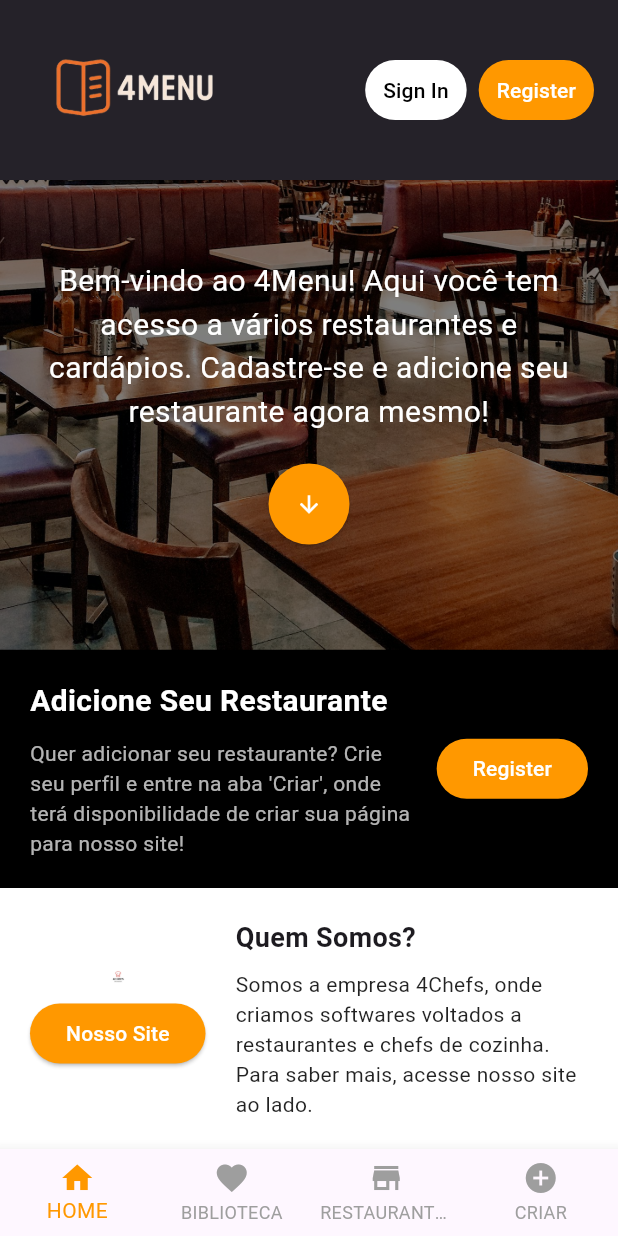
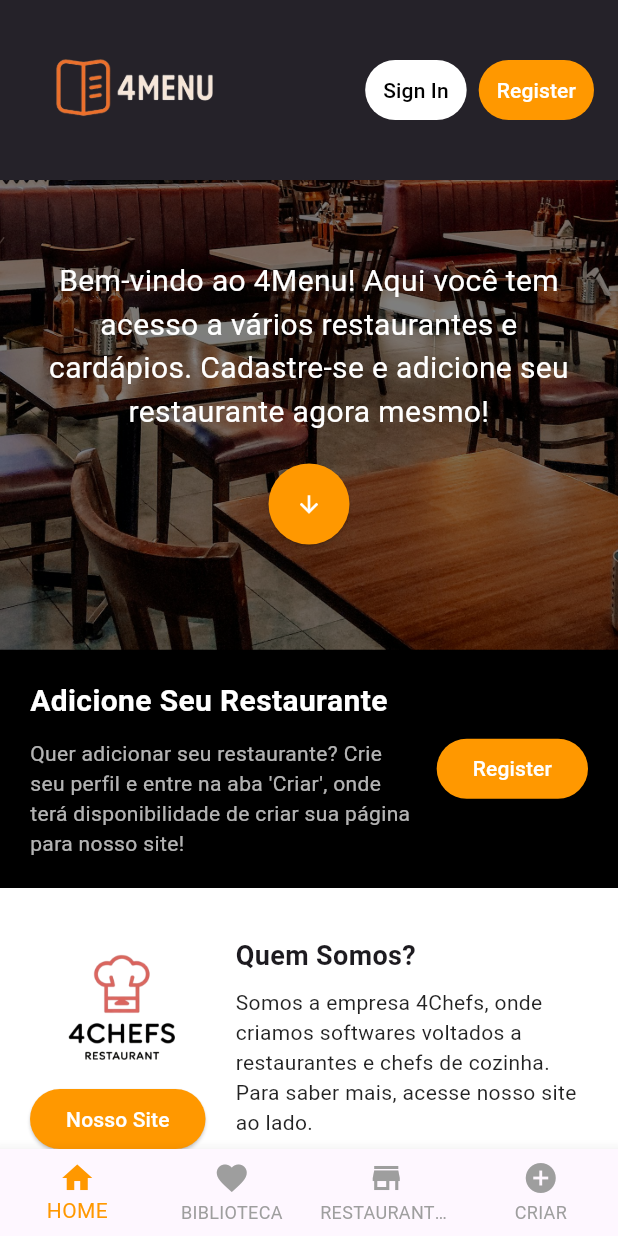
Before and after one commit to MauricioReisdoefer/4menu, a Flutter app: the screen it shows after launch, scrolled down 337 dp, on a phone screen of 412 x 824 dp. Run offline on Flutter 3.47's test engine with Material 3 defaults, Android fonts, the phone set to English and light mode, and no system bars; our stand-ins replace flutter_colorpicker.

Commit message:
feat: mudar o layout

```diff
--- a/lib/screens/home.dart
+++ b/lib/screens/home.dart
@@ -1,4 +1,5 @@
 import 'package:flutter/material.dart';
+import 'cardapio.dart'; // 👉 importa tua página de cardápio
 
 class Home extends StatefulWidget {
   @override
@@ -22,7 +23,7 @@ class _HomeState extends State<Home> {
               backgroundColor: Colors.white,
             ),
           ),
-          SizedBox(width: 8),
+          const SizedBox(width: 8),
           TextButton(
             onPressed: () {},
             child: Text("Register"),
@@ -31,7 +32,7 @@ class _HomeState extends State<Home> {
               backgroundColor: Colors.orange,
             ),
           ),
-          SizedBox(width: 16),
+          const SizedBox(width: 16),
         ],
       ),
 
@@ -56,18 +57,18 @@ class _HomeState extends State<Home> {
                         child: Text(
                           "Bem-vindo ao 4Menu! Aqui você tem acesso a vários restaurantes e cardápios. Cadastre-se e adicione seu restaurante agora mesmo!",
                           textAlign: TextAlign.center,
-                          style: TextStyle(fontSize: 20, color: Colors.white),
+                          style: const TextStyle(fontSize: 20, color: Colors.white),
                         ),
                       ),
-                      SizedBox(height: 20),
+                      const SizedBox(height: 20),
                       ElevatedButton(
                         onPressed: () {},
                         style: ElevatedButton.styleFrom(
-                          shape: CircleBorder(),
+                          shape: const CircleBorder(),
                           backgroundColor: Colors.orange,
-                          padding: EdgeInsets.all(18),
+                          padding: const EdgeInsets.all(18),
                         ),
-                        child: Icon(Icons.arrow_downward, color: Colors.white),
+                        child: const Icon(Icons.arrow_downward, color: Colors.white),
                       ),
                     ],
                   ),
@@ -79,14 +80,14 @@ class _HomeState extends State<Home> {
           // 🔹 Adicione Seu Restaurante
           Container(
             color: Colors.black,
-            padding: EdgeInsets.all(20),
+            padding: const EdgeInsets.all(20),
             child: Row(
               mainAxisAlignment: MainAxisAlignment.spaceBetween,
               children: [
                 Expanded(
                   child: Column(
                     crossAxisAlignment: CrossAxisAlignment.start,
-                    children: [
+                    children: const [
                       Text(
                         "Adicione Seu Restaurante",
                         style: TextStyle(
@@ -103,14 +104,14 @@ class _HomeState extends State<Home> {
                     ],
                   ),
                 ),
-                SizedBox(width: 10),
+                const SizedBox(width: 10),
                 ElevatedButton(
                   onPressed: () {},
                   style: ElevatedButton.styleFrom(
                     backgroundColor: Colors.orange,
                     foregroundColor: Colors.white,
                   ),
-                  child: Text("Register"),
+                  child: const Text("Register"),
                 ),
               ],
             ),
@@ -119,33 +120,30 @@ class _HomeState extends State<Home> {
           // 🔹 Quem Somos
           Container(
             color: Colors.white,
-            padding: EdgeInsets.all(20),
+            padding: const EdgeInsets.all(20),
             child: Row(
               children: [
                 Column(
                   children: [
-                    Container(
-                      child: Image.asset(
-                        'assets/images/4chefs.png', // não esquece da extensão .png
-                        width: 10, // 🔹 Ajuste a largura
-                        height: 10, // 🔹 Ajuste a altura
-                        fit: BoxFit
-                            .contain, // 🔹 Garante que a imagem não estique
-                      ),
+                    Image.asset(
+                      'assets/images/4chefs.png',
+                      width: 100,
+                      height: 100,
+                      fit: BoxFit.contain,
                     ),
-                    SizedBox(height: 10),
+                    const SizedBox(height: 10),
                     ElevatedButton(
                       onPressed: () {},
                       style: ElevatedButton.styleFrom(
                         backgroundColor: Colors.orange,
                         foregroundColor: Colors.white,
                       ),
-                      child: Text("Nosso Site"),
+                      child: const Text("Nosso Site"),
                     ),
                   ],
                 ),
-                SizedBox(width: 20),
-                Expanded(
+                const SizedBox(width: 20),
+                const Expanded(
                   child: Column(
                     crossAxisAlignment: CrossAxisAlignment.start,
                     children: [
@@ -170,21 +168,25 @@ class _HomeState extends State<Home> {
         ],
       ),
 
-      // 🔹 BottomNavigationBar (igual sua foto)
+      // 🔹 BottomNavigationBar corrigido
       bottomNavigationBar: BottomNavigationBar(
         type: BottomNavigationBarType.fixed,
         selectedItemColor: Colors.orange,
         unselectedItemColor: Colors.grey,
-        items: [
+        onTap: (index) {
+          if (index == 3) {
+            Navigator.push(
+              context,
+              MaterialPageRoute(
+                builder: (context) => CriacaoRestauranteScreen(), // 👉 tua página de cardápio
+              ),
+            );
+          }
+        },
+        items: const [
           BottomNavigationBarItem(icon: Icon(Icons.home), label: "HOME"),
-          BottomNavigationBarItem(
-            icon: Icon(Icons.favorite),
-            label: "BIBLIOTECA",
-          ),
-          BottomNavigationBarItem(
-            icon: Icon(Icons.store),
-            label: "RESTAURANTES",
-          ),
+          BottomNavigationBarItem(icon: Icon(Icons.favorite), label: "BIBLIOTECA"),
+          BottomNavigationBarItem(icon: Icon(Icons.store), label: "RESTAURANTES"),
           BottomNavigationBarItem(icon: Icon(Icons.add_circle), label: "CRIAR"),
         ],
       ),
--- a/pubspec.yaml
+++ b/pubspec.yaml
@@ -34,6 +34,7 @@ dependencies:
   # The following adds the Cupertino Icons font to your application.
   # Use with the CupertinoIcons class for iOS style icons.
   cupertino_icons: ^1.0.8
+  flutter_colorpicker: ^1.0.3
 
 dev_dependencies:
   flutter_test:
```
Also changed, not shown: lib/screens/cardapio.dart (added, +164 -0 lines), pubspec.lock.
